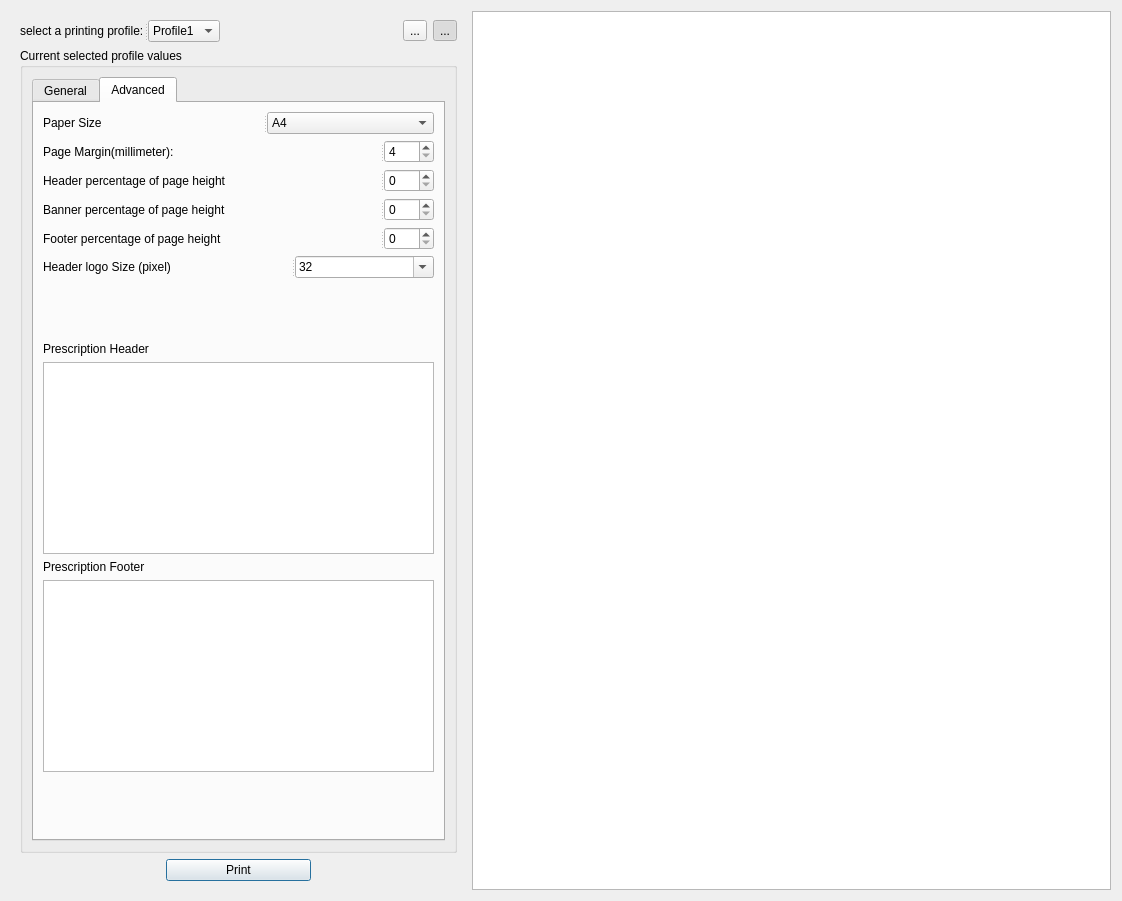
This is qtemr/printdrugs.ui in dr3mro/SmartClinic as Qt 5 draws it before an edit. The edited form follows.
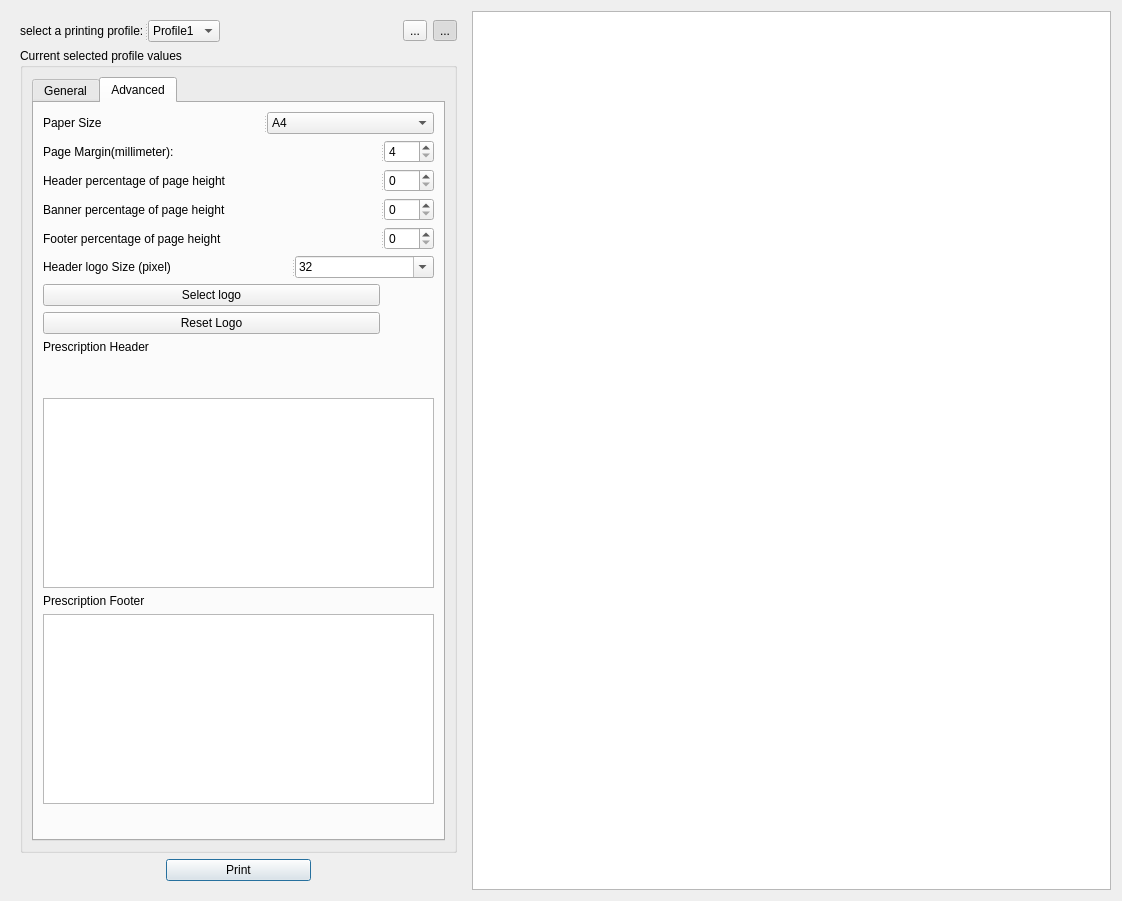
This is the edited form. The open tabs and pages were chosen to show the change. Icons and pictures are not drawn. Custom widgets are drawn as their Qt base class.

```diff
--- a/qtemr/printdrugs.ui
+++ b/qtemr/printdrugs.ui
@@ -1096,6 +1096,44 @@
                </widget>
               </widget>
              </item>
+             <item>
+              <layout class="QGridLayout" name="gridLayout_2">
+               <item row="0" column="0">
+                <widget class="QPushButton" name="setLogo">
+                 <property name="text">
+                  <string>Select logo</string>
+                 </property>
+                </widget>
+               </item>
+               <item row="0" column="1" rowspan="2">
+                <widget class="QLabel" name="logoPreview">
+                 <property name="maximumSize">
+                  <size>
+                   <width>48</width>
+                   <height>48</height>
+                  </size>
+                 </property>
+                 <property name="text">
+                  <string/>
+                 </property>
+                </widget>
+               </item>
+               <item row="1" column="0">
+                <widget class="QPushButton" name="resetLogo">
+                 <property name="text">
+                  <string>Reset Logo</string>
+                 </property>
+                </widget>
+               </item>
+              </layout>
+             </item>
+             <item>
+              <widget class="QLabel" name="label_9">
+               <property name="text">
+                <string>Prescription Header</string>
+               </property>
+              </widget>
+             </item>
              <item>
               <spacer name="verticalSpacer_3">
                <property name="orientation">
@@ -1109,13 +1147,6 @@
                </property>
               </spacer>
              </item>
-             <item>
-              <widget class="QLabel" name="label_9">
-               <property name="text">
-                <string>Prescription Header</string>
-               </property>
-              </widget>
-             </item>
              <item>
               <widget class="TextEdit" name="Header"/>
              </item>
```
